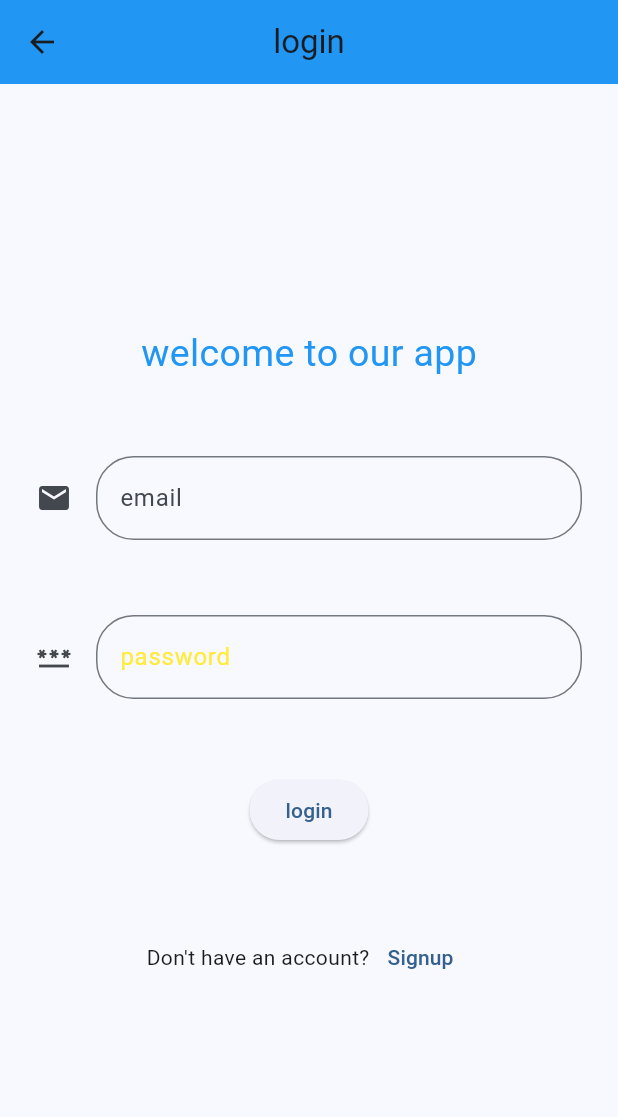
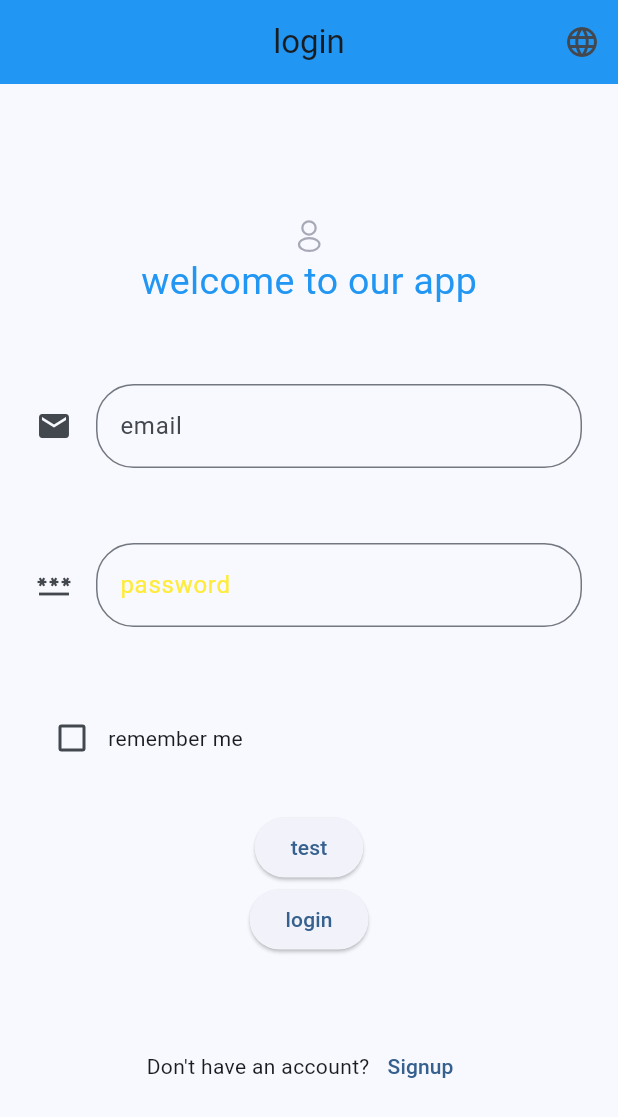
Before and after one commit to Mohammed-coderz/insta, a Flutter app: the LoginScreen screen opened directly, on a phone screen of 412 x 824 dp. Shown: the top 1117 px of the screen. Run offline on Flutter 3.47's test engine with Material 3 defaults, Android fonts, the phone set to English and light mode, and no system bars; our stand-ins replace easy_localization, flutter_svg, shared_preferences; accounts and stored records are empty.

```diff
--- /dev/null
+++ b/assets/translations/ar.json
@@ -0,0 +1,6 @@
+{
+  "welcome": "اهلا",
+  "login": "تسجيل دخول",
+  "email": "ايميل"
+
+}
--- /dev/null
+++ b/assets/translations/en.json
@@ -0,0 +1,5 @@
+{
+  "welcome": "welcome to our app",
+  "login": "login",
+  "email": "email"
+}
--- /dev/null
+++ b/lib/core/const/svg_constant.dart
@@ -0,0 +1,4 @@
+class SvgConstant {
+  static const String logo = 'assets/images/svg/profile.svg';
+
+}
--- a/lib/screens/login_screen.dart
+++ b/lib/screens/login_screen.dart
@@ -1,4 +1,8 @@
+import 'package:easy_localization/easy_localization.dart';
 import 'package:flutter/material.dart';
+import 'package:flutter_svg/flutter_svg.dart';
+import 'package:shared_preferences/shared_preferences.dart';
+import 'package:untitled7/core/const/svg_constant.dart';
 import 'package:untitled7/screens/sign_up.dart';
 
 class LoginScreen extends StatefulWidget {
@@ -11,14 +15,27 @@ class LoginScreen extends StatefulWidget {
 class _LoginScreenState extends State<LoginScreen> {
   TextEditingController emailController = TextEditingController();
   TextEditingController passwordController = TextEditingController();
+  bool isRememberMe = false;
 
   @override
   Widget build(BuildContext context) {
     return Scaffold(
       appBar: AppBar(
-        title: Text("login"),
+        title: Text("login".tr()),
         centerTitle: true,
         backgroundColor: Colors.blue,
+        actions: [
+          IconButton(
+            onPressed: () {
+              if (context.locale.languageCode == 'ar') {
+                context.setLocale(Locale('en'));
+              } else {
+                context.setLocale(Locale('ar'));
+              }
+            },
+            icon: Icon(Icons.language),
+          ),
+        ],
       ),
       body: Center(
         child: Padding(
@@ -26,8 +43,9 @@ class _LoginScreenState extends State<LoginScreen> {
           child: SingleChildScrollView(
             child: Column(
               children: [
+                SvgPicture.asset(SvgConstant.logo),
                 Text(
-                  "welcome to our app",
+                  "welcome".tr(),
                   style: TextStyle(color: Colors.blue, fontSize: 25),
                 ),
                 SizedBox(height: 50),
@@ -56,7 +74,42 @@ class _LoginScreenState extends State<LoginScreen> {
                   ),
                 ),
                 SizedBox(height: 50),
-                ElevatedButton(onPressed: () {}, child: Text("login")),
+
+                Row(
+                  children: [
+                    Checkbox(
+                      checkColor: Colors.white,
+                      value: isRememberMe,
+                      onChanged: (bool? value) {
+                        setState(() {
+                          isRememberMe = value!;
+                        });
+                        print("remember me value is : $isRememberMe");
+                      },
+                    ),
+                    Text("remember me"),
+                  ],
+                ),
+                SizedBox(height: 25),
+                ElevatedButton(
+                  onPressed: () async {
+                    final SharedPreferences prefs =
+                        await SharedPreferences.getInstance();
+
+                    final bool? remember = prefs.getBool('isRememberMe');
+                    print("remember me value is : $remember");
+                  },
+                  child: Text("test"),
+                ),
+                ElevatedButton(
+                  onPressed: () async {
+                    final SharedPreferences prefs =
+                        await SharedPreferences.getInstance();
+                    await prefs.setBool('isRememberMe', isRememberMe);
+                  },
+
+                  child: Text("login"),
+                ),
                 SizedBox(height: 50),
                 Row(
                   mainAxisAlignment: MainAxisAlignment.center,
```
Also changed, not shown: lib/main.dart (+19 -10 lines), lib/screens/drawer_screen.dart (added, +41 -0 lines), lib/screens/splash.dart (added, +52 -0 lines), pubspec.yaml (+7 -0 lines), assets/images/svg/profile.svg (added), pubspec.lock, 8 other files.
